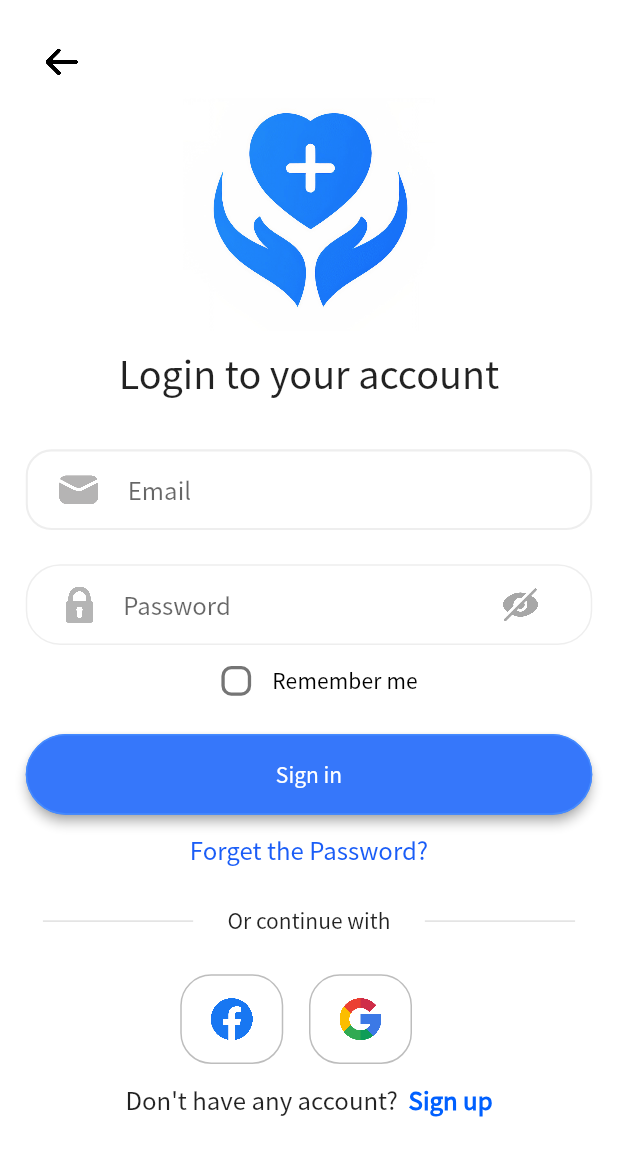
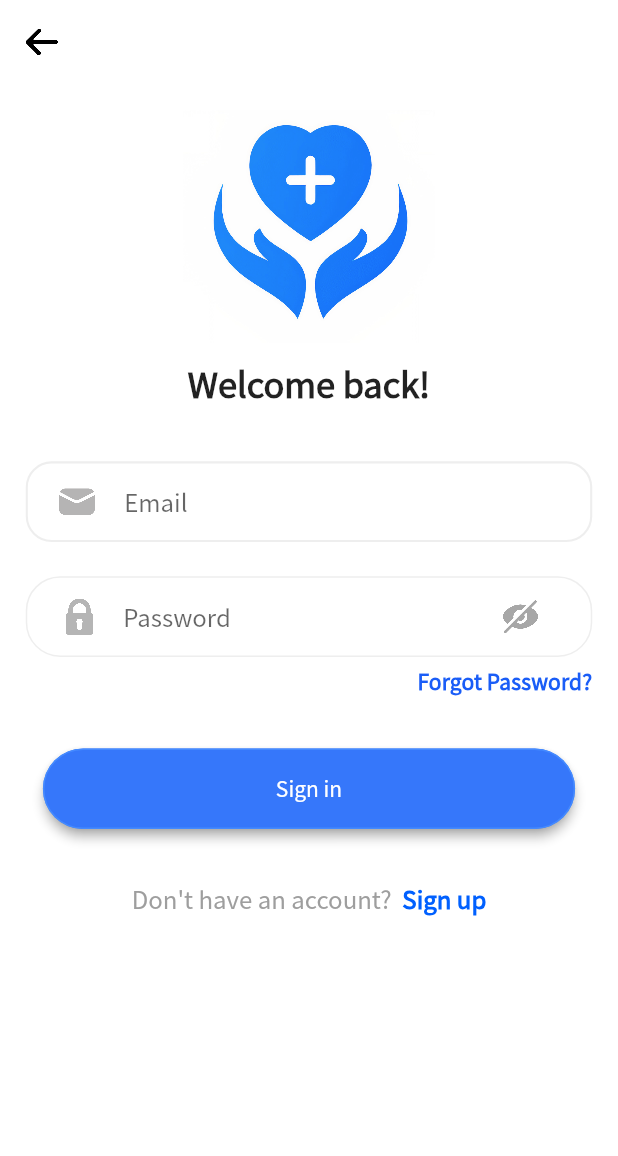
Before and after one commit to YojitSuthar/Medica, a Flutter app: the LoginScreen screen opened by its route, on a phone screen of 412 x 824 dp. Shown: the top 1156 px of the screen. Run offline on Flutter 3.47's test engine with Material 2 defaults, Android fonts, the light colour scheme and no system bars; our stand-ins replace buttons_tabbar, carousel_slider, date_picker_timeline, flutter_screenutil, flutter_spinkit, get and 3 more; missing offline and left inert: flutter_share; accounts and stored records are empty.

Commit message:
add the changes intro screen,login screen

```diff
--- a/medica_app/lib/screens/auth/login_screen/login_screen.dart
+++ b/medica_app/lib/screens/auth/login_screen/login_screen.dart
@@ -18,48 +18,57 @@ class LoginScreen extends StatelessWidget {
         }
       },
       child: Scaffold(
+        appBar: const WidgetAppBar(title: " "),
         body: SafeArea(
           child: SingleChildScrollView(
             physics: const NeverScrollableScrollPhysics(),
             child: Padding(
               padding: const EdgeInsets.all(15).w,
               child: Column(
-                crossAxisAlignment: CrossAxisAlignment.start,
                 children: [
-                  const BackIconButton(),
                   const CompanyLoginDesign(
-                    label: "Login to your account",
+                    label: "Welcome back!",
                   ),
                   NormalTextFiled(
                     readOnly: false,
                     prefixIcon:
-                        MyMedicaAssets.icons.mailInboxApp.image(height: 28.h),
+                        MyMedicaAssets.icons.mailInboxApp.image(height: 26.h),
                     topPadding: 0,
                     leftPadding: 0,
                     hintText: "Email",
                     controller: emailCtrl,
                   ),
-                  PassField(
-                    hintText: "Password",
-                    iconAsset:
-                        MyMedicaAssets.icons.lockedPadlock.image(height: 20.h),
-                    textPassCtrl: passwordCtrl,
-                  ),
-                  Row(
-                    mainAxisAlignment: MainAxisAlignment.center,
+                  Column(
+                    crossAxisAlignment: CrossAxisAlignment.end,
                     children: [
-                      const CheckBoxWidget(),
-                      Text(
-                        "Remember me",
-                        style: Theme.of(context).textTheme.titleSmall,
-                      )
+                      PassField(
+                        hintText: "Password",
+                        iconAsset: MyMedicaAssets.icons.lockedPadlock
+                            .image(height: 20.h),
+                        textPassCtrl: passwordCtrl,
+                      ),
+                      Padding(
+                        padding: const EdgeInsets.only(top: 5).r,
+                        child: GestureDetector(
+                          onTap: () {
+                            Get.toNamed('/ForgetPassword');
+                          },
+                          child: Text("Forgot Password?",
+                              style: Theme.of(context)
+                                  .textTheme
+                                  .titleSmall!
+                                  .copyWith(
+                                      fontWeight: FontWeight.w600,
+                                      color: myColorsExtension.primary)),
+                        ),
+                      ),
                     ],
                   ),
                   Padding(
-                    padding: const EdgeInsets.only(top: 10).r,
+                    padding: const EdgeInsets.only(top: 30).r,
                     child: BlueButton(
                       height: 45,
-                      width: 400,
+                      width: 310,
                       onPressed: () {
                         if (emailCtrl.text.contains("@medicadoctor.com")) {
                           Get.offAllNamed("/UserFillProfile");
@@ -71,73 +80,30 @@ class LoginScreen extends StatelessWidget {
                         }
                       },
                       borderRadius: 30,
-                      child: const Text("Sign in",),
+                      child: const Text(
+                        "Sign in",
+                      ),
                     ),
                   ),
-                  Padding(
-                    padding: const EdgeInsets.only(top: 10).r,
-                    child: GestureDetector(
-                      onTap: () {
-                        Get.toNamed('/ForgetPassword');
-                      },
-                      child: Center(
-                          child: Text(
-                        "Forget the Password?",
-                        style: Theme.of(context)
-                            .textTheme
-                            .titleMedium!.copyWith(fontWeight: FontWeight.w500,color: myColorsExtension.primary)
-                      )),
-                    ),
-                  ),
-                  Padding(
-                    padding: const EdgeInsets.only(top: 25, bottom: 25),
-                    child: Row(children: [
-                      Expanded(
-                        child: Container(
-                            margin:
-                                const EdgeInsets.only(left: 10.0, right: 20.0)
-                                    .r,
-                            child: const Divider(
-                              thickness: 1,
-                            )),
-                      ),
-                      const Text("Or continue with",),
-                      Expanded(
-                        child: Container(
-                            margin:
-                                const EdgeInsets.only(left: 20.0, right: 10.0)
-                                    .r,
-                            child: const Divider(
-                              thickness: 1,
-                            )),
-                      ),
-                    ]),
-                  ),
-                  Row(
-                    mainAxisAlignment: MainAxisAlignment.center,
-                    children: [
-                      BoxSigninOption(
-                        iconAsset: MyMedicaAssets.icons.facebook.image(),
-                      ),
-                      BoxSigninOption(
-                        iconAsset: MyMedicaAssets.icons.google.image(),
-                      ),
-                    ],
-                  ),
-                    Container(
-                    margin: const EdgeInsets.only(top: 10, bottom: 10).r,
+                  Container(
+                    margin: const EdgeInsets.only(top: 30, bottom: 10).r,
                     child: Center(
                       child: RichTxt(
-                        text_1: 'Don\'t have any account? ',
+                        text_1: 'Don\'t have an account? ',
                         text_2: ' Sign up',
                         onTap: () {
                           Get.toNamed("/SignupScreen");
                         },
-                        style_1: Theme.of(context).textTheme.titleMedium!,
+                        style_1: Theme.of(context)
+                            .textTheme
+                            .titleMedium!
+                            .copyWith(color: myColorsExtension.greyColor),
                         style_2: Theme.of(context)
                             .textTheme
                             .titleMedium!
-                            .copyWith(color: myColorsExtension.font_blue,fontWeight: FontWeight.bold),
+                            .copyWith(
+                                color: myColorsExtension.font_blue,
+                                fontWeight: FontWeight.bold),
                       ),
                     ),
                   ),
--- a/medica_app/lib/screens/auth/login_screen/social_screen.dart
+++ b/medica_app/lib/screens/auth/login_screen/social_screen.dart
@@ -36,7 +36,7 @@ class SocialScreen extends StatelessWidget {
                       MyMedicaAssets.images.socialImage.image(height: 200.h),
                       Text(
                         "Let's you in",
-                        style: Theme.of(context).textTheme.titleLarge?.copyWith(fontSize: 28.sp,fontWeight: FontWeight.bold),
+                        style: Theme.of(context).textTheme.titleLarge?.copyWith(fontSize: 25.sp,fontWeight: FontWeight.bold),
                       )
                     ],
                   ),
--- a/medica_app/lib/screens/auth/signup_screen/signup_screen.dart
+++ b/medica_app/lib/screens/auth/signup_screen/signup_screen.dart
@@ -19,6 +19,7 @@ class SignupScreen extends StatelessWidget {
         }
       },
       child: Scaffold(
+        appBar: const WidgetAppBar(title: " "),
         body: SafeArea(
           child: SingleChildScrollView(
             child: Padding(
@@ -26,7 +27,7 @@ class SignupScreen extends StatelessWidget {
               child: Column(
                 crossAxisAlignment: CrossAxisAlignment.start,
                 children: [
-                  const BackIconButton(),
+
                   const CompanyLoginDesign(
                     label: "Sign Up",
                   ),
--- a/medica_app/lib/screens/on_boarding/intro_screen.dart
+++ b/medica_app/lib/screens/on_boarding/intro_screen.dart
@@ -19,37 +19,41 @@ class IntroScreen extends StatelessWidget {
               children: [
                 MyMedicaAssets.icons.doctor.image(fit: BoxFit.fill),
                 Text(
-                  "Welcome to\n Medica! 👋",
+                  "Medica! 👋",
                   style: Theme.of(context)
                       .textTheme
                       .headlineLarge!
-                      .copyWith(color: myColorsExtension.primary),
+                      .copyWith(color: myColorsExtension.primary,fontSize: 31.sp),
                 ),
                 Container(
                   padding: EdgeInsets.all(30.w),
                   child: Text(
-                    "The best online doctor appointment & consultation app of the century for yout health and medical needs!",
+                    "The best online doctor appointment & consultation app of the century for your health and medical needs!",
                     textAlign: TextAlign.center,
                     style: Theme.of(context)
                         .textTheme
                         .titleMedium!
-                        .copyWith(fontWeight: FontWeight.w400),
+                        .copyWith(fontWeight: FontWeight.w500,color: myColorsExtension.greyColor),
                   ),
                 ),
-                BlueButton(
-                  height: 50,
-                  width: 170,
-                  onPressed: () {
-                    Get.toNamed("/OnBoardingScreen");
-                  },
-                  borderRadius: 20,
-                  child: const Text("Continue"),
-                )
+
               ],
             ),
           ),
         ),
       ),
+      bottomNavigationBar: Padding(
+        padding: const EdgeInsets.symmetric(horizontal: 15,vertical: 20),
+        child: BlueButton(
+          height: 45,
+          width: 310,
+          onPressed: () {
+            Get.toNamed("/OnBoardingScreen");
+          },
+          borderRadius: 20,
+          child: const Text("Continue"),
+        ),
+      ),
     );
   }
 }
--- a/packages/common/lib/widget/login_design.dart
+++ b/packages/common/lib/widget/login_design.dart
@@ -19,13 +19,17 @@ class CompanyLoginDesign extends StatelessWidget {
         child: Column(
           children: [
             SizedBox(
-                height: 130.h,
-                child:  MyMedicaAssets.images.companyLogo.image(),),
+              height: 130.h,
+              child: MyMedicaAssets.images.companyLogo.image(),),
 
             Padding(
               padding: const EdgeInsets.only(top: 10),
-              child: Text(label,style: TextStyle(fontSize: 22.sp),),
-            )
+              child: Text(label, style: Theme
+                  .of(context)
+                  .textTheme
+                  .headlineSmall
+                  ?.copyWith(fontSize: 20.sp, fontWeight: FontWeight.w600)),
+            ),
 
           ],
         ),
--- a/packages/common/lib/widget/tabbar_design.dart
+++ b/packages/common/lib/widget/tabbar_design.dart
@@ -1,9 +1,7 @@
 import 'package:buttons_tabbar/buttons_tabbar.dart';
 import 'package:flutter/material.dart';
 import 'package:flutter_screenutil/flutter_screenutil.dart';
-
 import '../common.dart';
-
 
 class TabBarDesign extends StatelessWidget {
   TabBarDesign({
```
Also changed, not shown: packages/common/lib/theme/_theme_extensions.dart (+3 -6 lines).
